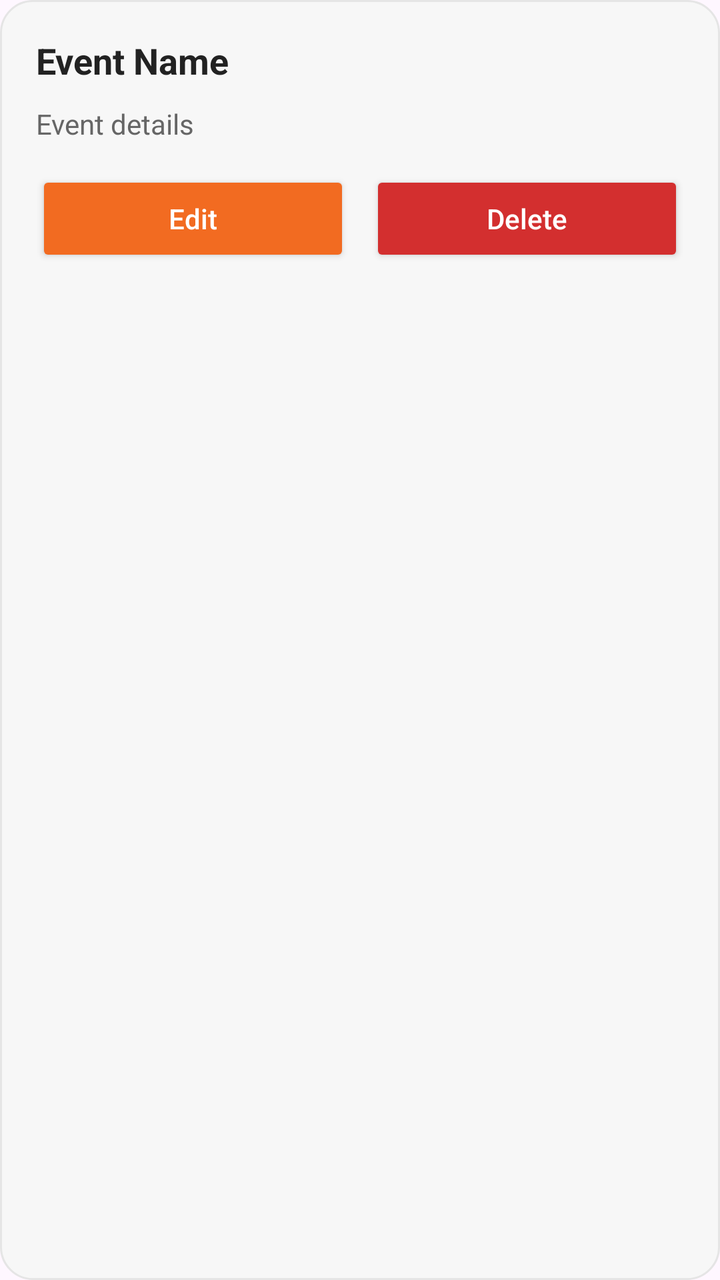
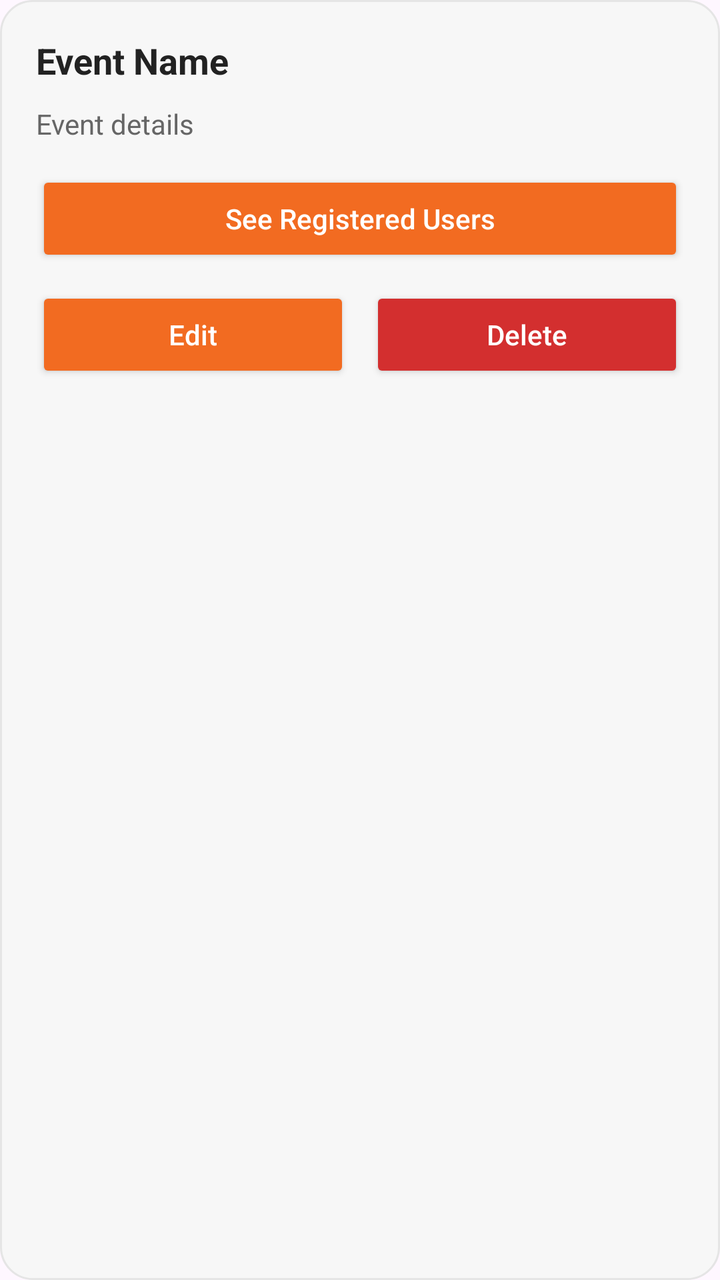

An Android layout rendered at two revisions. The XML below is the earlier revision; the diff shows what the commit changed to produce the second picture.
<!-- AndroidManifest.xml: application theme Theme.Festive_hub -->
<!-- res/layout/item_admin_event.xml -->
<?xml version="1.0" encoding="utf-8"?>
<LinearLayout
    xmlns:android="http://schemas.android.com/apk/res/android"
    android:layout_width="match_parent"
    android:layout_height="wrap_content"
    android:layout_marginBottom="12dp"
    android:orientation="vertical"
    android:padding="18dp"
    android:background="@drawable/bg_card">

    <TextView
        android:id="@+id/tvAdminEventName"
        android:layout_width="match_parent"
        android:layout_height="wrap_content"
        android:text="Event Name"
        android:textColor="#222222"
        android:textSize="18sp"
        android:textStyle="bold" />

    <TextView
        android:id="@+id/tvAdminEventDetails"
        android:layout_width="match_parent"
        android:layout_height="wrap_content"
        android:layout_marginTop="10dp"
        android:text="Event details"
        android:textColor="#666666"
        android:textSize="14sp" />

    <LinearLayout
        android:layout_width="match_parent"
        android:layout_height="wrap_content"
        android:layout_marginTop="14dp"
        android:orientation="horizontal">

        <Button
            android:id="@+id/btnEditEvent"
            android:layout_width="0dp"
            android:layout_height="48dp"
            android:layout_weight="1"
            android:text="Edit"
            android:textAllCaps="false"
            android:textColor="#FFFFFF"
            android:backgroundTint="#F26B21" />

        <Button
            android:id="@+id/btnDeleteEvent"
            android:layout_width="0dp"
            android:layout_height="48dp"
            android:layout_marginStart="10dp"
            android:layout_weight="1"
            android:text="Delete"
            android:textAllCaps="false"
            android:textColor="#FFFFFF"
            android:backgroundTint="#D32F2F" />

    </LinearLayout>

</LinearLayout>
<!-- resources referenced by this layout -->
<resources>
  <!-- drawable bg_card (drawable) -->
  <?xml version="1.0" encoding="utf-8"?>
  <shape xmlns:android="http://schemas.android.com/apk/res/android"
      android:shape="rectangle">
  
      <solid android:color="#F7F7F7"/>
  
      <stroke
          android:width="1dp"
          android:color="#E5E5E5"/>
  
      <corners android:radius="16dp"/>
  
  </shape>
  <style name="Theme.Festive_hub" parent="Base.Theme.Festive_hub" />
  <style name="Base.Theme.Festive_hub" parent="Theme.Material3.DayNight.NoActionBar">
          
          
      </style>
</resources>

<!-- the commit's change to res/layout/item_admin_event.xml (unified diff, before → after) -->
@@ -26,10 +26,20 @@
         android:textColor="#666666"
         android:textSize="14sp" />
 
+    <Button
+        android:id="@+id/btnRegisteredUsers"
+        android:layout_width="match_parent"
+        android:layout_height="48dp"
+        android:layout_marginTop="14dp"
+        android:text="See Registered Users"
+        android:textAllCaps="false"
+        android:textColor="#FFFFFF"
+        android:backgroundTint="#F26B21" />
+
     <LinearLayout
         android:layout_width="match_parent"
         android:layout_height="wrap_content"
-        android:layout_marginTop="14dp"
+        android:layout_marginTop="10dp"
         android:orientation="horizontal">
 
         <Button
